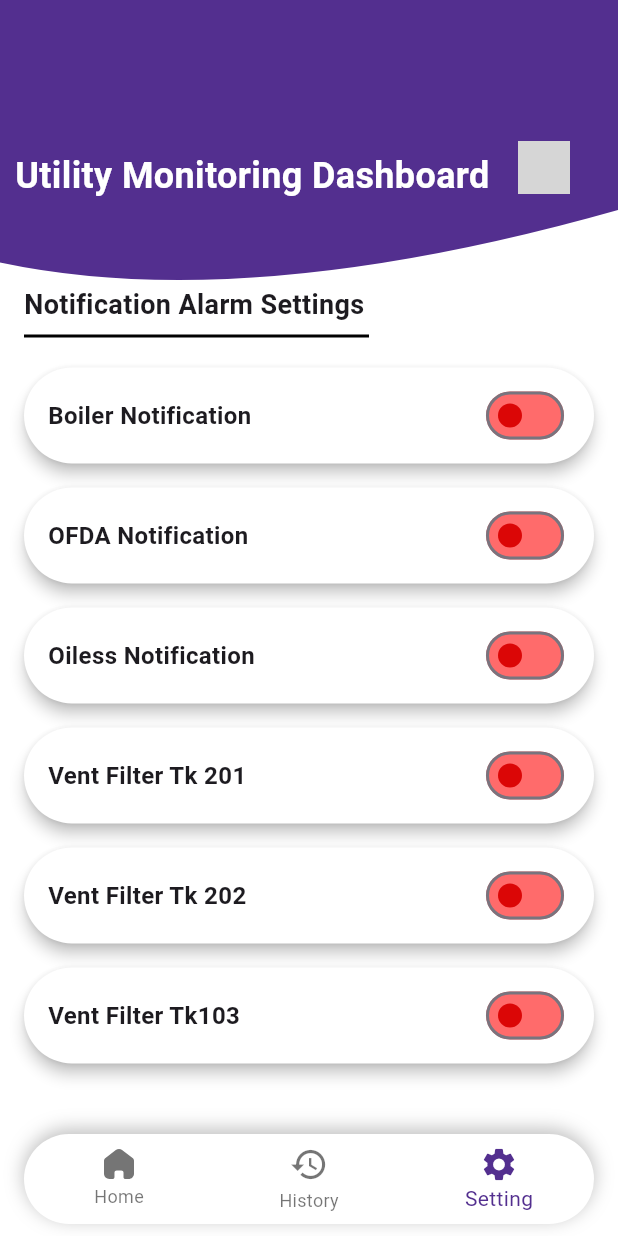
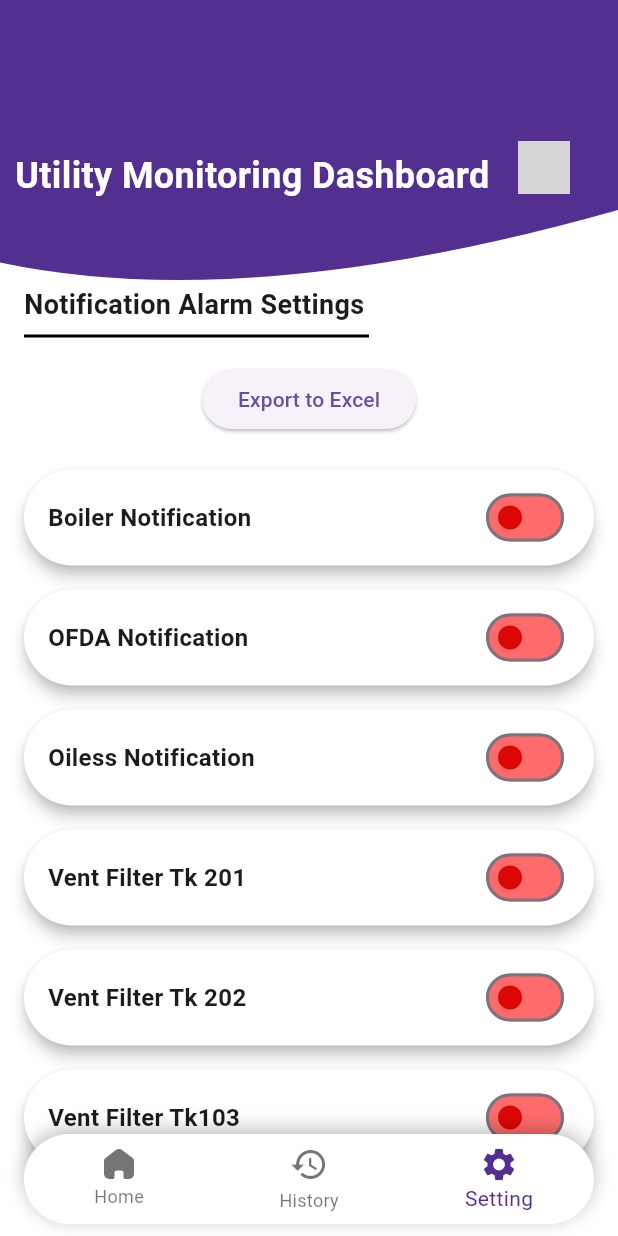
Before and after one commit to Jid77/Combisense, a Flutter app: the screen it shows after launch, item 3 of the bottom bar chosen, on a phone screen of 412 x 824 dp. Run offline on Flutter 3.47's test engine with Material 3 defaults, Android fonts, the phone set to English and light mode, and no system bars; our stand-ins replace file_picker, firebase_core, firebase_database, fl_chart, flutter_local_notifications, flutter_svg and 6 more; missing offline and left inert: dart:ffi, excel, flutter_background_service, flutter_background_service_android; accounts and stored records are empty; Roboto replaces fonts that are missing (TabacSans); grey boxes are pictures that could not be loaded.

Commit message:
Penambahan fitur export data ke excel dan penyusuaian tampilan data

```diff
--- a/lib/pages/home_page.dart
+++ b/lib/pages/home_page.dart
@@ -12,6 +12,7 @@ import 'package:flutter_svg/flutter_svg.dart';
 import 'package:smooth_page_indicator/smooth_page_indicator.dart';
 import 'package:aplikasitest1/widgets/background_wave.dart';
 import 'package:shared_preferences/shared_preferences.dart';
+import 'package:aplikasitest1/services/export_service.dart';
 
 final FlutterLocalNotificationsPlugin flutterLocalNotificationsPlugin =
     FlutterLocalNotificationsPlugin();
@@ -68,7 +69,9 @@ class _HomePageState extends State<HomePage> {
   bool isTask4On = false;
   bool isTask5On = false;
   bool isTask6On = false;
-
+  //  excel - timestamp
+  final ExportService _exportService = ExportService();
+  DateTimeRange? selectedDateRange;
   @override
   void initState() {
     super.initState();
@@ -332,6 +335,32 @@ class _HomePageState extends State<HomePage> {
             indent: 0, // Jarak dari tepi kiri
             endIndent: 150, // Jarak dari tepi kanan
           ),
+          const SizedBox(height: 10),
+          Center(
+            child: ElevatedButton(
+              onPressed: () async {
+                // Tampilkan dialog untuk memilih rentang waktu
+                DateTimeRange? dateRange = await showDateRangePicker(
+                  context: context,
+                  firstDate: DateTime(2022), // Tanggal awal yang dapat dipilih
+                  lastDate: DateTime.now(), // Tanggal akhir yang dapat dipilih
+                  helpText: 'Pilih Rentang Tanggal',
+                );
+
+                if (dateRange != null) {
+                  final exportService = ExportService();
+                  // Panggil fungsi exportDataToExcel dengan rentang waktu yang dipilih
+                  await exportService.exportDataToExcel(
+                    context,
+                    startDate: dateRange.start,
+                    endDate: dateRange.end,
+                  );
+                }
+              },
+              child: Text('Export to Excel'),
+            ),
+          ),
+          const SizedBox(height: 10), // Space between button and switches
           const SizedBox(height: 5),
           _buildAlarmSwitch(
             title: 'Boiler Notification',
@@ -1082,12 +1111,14 @@ class _HomePageState extends State<HomePage> {
 
           // Menyimpan timestamp sebagai label waktu
           if (timestampValue is String) {
-            DateTime timestamp = DateTime.parse(timestampValue);
-            timeLabels.add(DateFormat('HH:mm').format(timestamp));
+            try {
+              DateTime timestamp =
+                  DateFormat('dd/MM/yyyy HH:mm').parse(timestampValue);
+              timeLabels.add(DateFormat('HH:mm').format(timestamp));
+            } catch (e) {
+              print('Error parsing timestamp: $timestampValue'); // Debugging
+            }
           }
-
-          // Debugging
-          // print('tk201: $tk201Value, tk202: $tk202Value, tk103: $tk103Value');
         }
 
         return Container(
@@ -1262,12 +1293,14 @@ class _HomePageState extends State<HomePage> {
 
           // Menyimpan timestamp sebagai label waktu
           if (timestampValue is String) {
-            DateTime timestamp = DateTime.parse(timestampValue);
-            timeLabels.add(DateFormat('HH:mm').format(timestamp));
+            try {
+              DateTime timestamp =
+                  DateFormat('dd/MM/yyyy HH:mm').parse(timestampValue);
+              timeLabels.add(DateFormat('HH:mm').format(timestamp));
+            } catch (e) {
+              print('Error parsing timestamp: $timestampValue'); // Debugging
+            }
           }
-
-          // Debugging
-          // print('tk201: $tk201Value, tk202: $tk202Value, tk103: $tk103Value');
         }
 
         return Container(
@@ -1402,8 +1435,8 @@ class _HomePageState extends State<HomePage> {
 
         List<String> timeLabels = [];
         // Batasan untuk rentang Y
-        double minY = 40;
-        double maxY = 80;
+        double minY = 4;
+        double maxY = 8;
 
         // Loop dari data terbaru ke terlama, mulai dari index start
         for (int i = start; i < totalDataLength; i++) {
@@ -1430,12 +1463,14 @@ class _HomePageState extends State<HomePage> {
 
           // Menyimpan timestamp sebagai label waktu
           if (timestampValue is String) {
-            DateTime timestamp = DateTime.parse(timestampValue);
-            timeLabels.add(DateFormat('HH:mm').format(timestamp));
+            try {
+              DateTime timestamp =
+                  DateFormat('dd/MM/yyyy HH:mm').parse(timestampValue);
+              timeLabels.add(DateFormat('HH:mm').format(timestamp));
+            } catch (e) {
+              print('Error parsing timestamp: $timestampValue'); // Debugging
+            }
           }
-
-          // Debugging
-          // print('tk201: $tk201Value, tk202: $tk202Value, tk103: $tk103Value');
         }
 
         return Container(
@@ -1611,10 +1646,10 @@ class _HomePageState extends State<HomePage> {
 
   Widget _buildCircularValueOfda(String label, double value) {
 // Membagi value dengan 10 untuk mendapatkan nilai yang benar
-    double valueP = value / 10;
+    // double valueP = value / 10;
 
     // Mengatur warna lingkaran berdasarkan nilai valueP
-    Color circleColor = valueP < 6.5 || valueP > 8.0
+    Color circleColor = value < 5.0 || value > 8.0
         ? const Color(0xFFFF6B6B)
         : const Color(0xFF8547b0);
     return Column(
@@ -1636,7 +1671,7 @@ class _HomePageState extends State<HomePage> {
           ),
           child: Center(
             child: Text(
-              '${valueP.toStringAsFixed(1)} bar',
+              '${value.toStringAsFixed(1)} bar',
               style: const TextStyle(
                 color: Colors.white,
                 fontSize: 18,
@@ -1692,9 +1727,8 @@ class _HomePageState extends State<HomePage> {
 // Fungsi untuk menampilkan status Normal/Abnormal
   Widget _buildStatusTextOfda(double value, int value_on) {
     // Logika menentukan status berdasarkan nilai value (pwg)
-    double valueP = value / 10;
-    String status = (valueP < 4.5 || value_on == 0) ? "Abnormal" : "Normal";
-    Color backgroundColor = (valueP < 4.5 || value_on == 0)
+    String status = (value < 5 || value_on == 0) ? "Abnormal" : "Normal";
+    Color backgroundColor = (value < 5 || value_on == 0)
         ? const Color(0xFFFF6B6B)
         : const Color(0xFF6FCF97);
 
--- a/pubspec.yaml
+++ b/pubspec.yaml
@@ -30,6 +30,9 @@ environment:
 dependencies:
   flutter:
     sdk: flutter
+  excel: ^2.0.7
+  file_picker: ^5.0.1  # atau versi terbaru
+  syncfusion_flutter_xlsio: ^27.1.55
   flutter_svg: ^2.0.10
   fl_chart: ^0.69.0
   firebase_core: ^3.4.0
@@ -44,6 +47,7 @@ dependencies:
   flutter_foreground_task: ^8.10.2
   flutter_background_service: ^5.0.10
   provider: ^6.1.2
+  open_file: ^3.5.9
   # The following adds the Cupertino Icons font to your application.
   # Use with the CupertinoIcons class for iOS style icons.
   cupertino_icons: ^1.0.8
@@ -53,6 +57,8 @@ dependencies:
 dev_dependencies:
   flutter_test:
     sdk: flutter
+  hive_generator: ^1.1.0
+  build_runner: ^2.1.7
   flutter_launcher_icons: ^0.11.0
   flutter_lints: ^4.0.0  # Ini juga harus berada di bawah dev_dependencies
 
```
Also changed, not shown: lib/services/background_task_service.dart (+20 -14 lines), lib/services/export_service.dart (added, +138 -0 lines), pubspec.lock, 5 other files.
